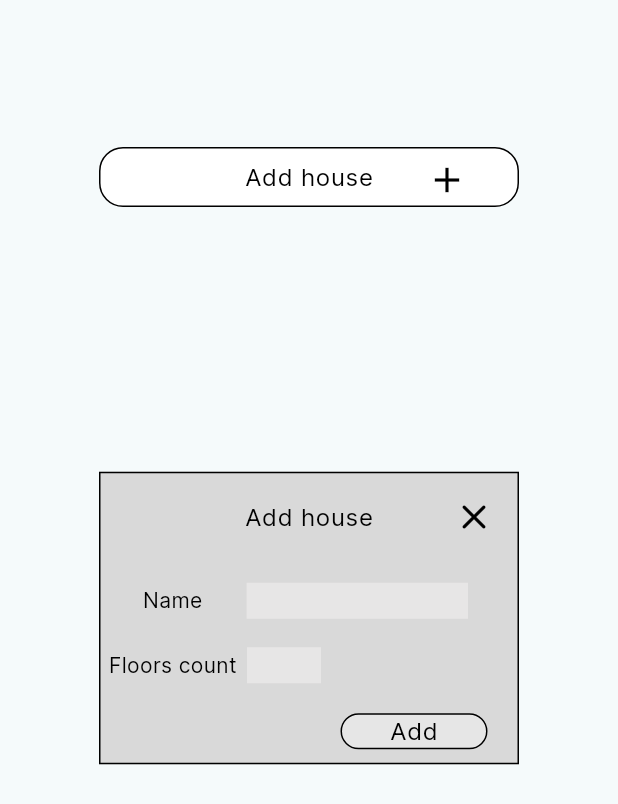
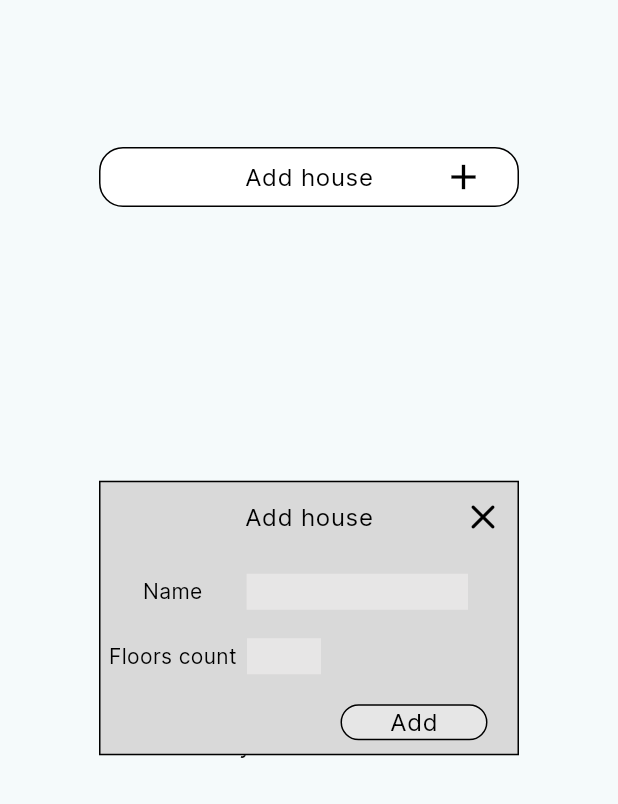
Before and after one commit to Xaiodo/Space_Scutum_Test_Task, a Flutter app: the HouseView screen opened directly, after a tap on "Add house", on a phone screen of 412 x 824 dp. Shown: the top 804 px of the screen. Run offline on Flutter 3.47's test engine with Material 3 defaults, Android fonts, the phone set to English and light mode, and no system bars; our stand-ins replace equatable, flutter_bloc, sqflite; accounts and stored records are empty.

Commit message:
Replaced with new custom widgets.

```diff
--- a/lib/src/pages/house_page/house_view.dart
+++ b/lib/src/pages/house_page/house_view.dart
@@ -3,6 +3,7 @@ import 'package:flutter_bloc/flutter_bloc.dart';
 import 'package:space_scutum_test_task/src/pages/house_page/widgets/houses_empty.dart';
 import 'package:space_scutum_test_task/src/pages/house_page/widgets/houses_error.dart';
 import 'package:space_scutum_test_task/src/pages/house_page/widgets/houses_loaded.dart';
+import 'package:space_scutum_test_task/src/widgets/custom_button.dart';
 import 'house.dart';
 import 'package:space_scutum_test_task/src/pages/house_page/widgets/house_alert_dialog.dart';
 import 'package:space_scutum_test_task/src/widgets/custom_title.dart';
@@ -27,20 +28,16 @@ class HouseView extends StatelessWidget {
           child: Column(
             crossAxisAlignment: CrossAxisAlignment.stretch,
             children: [
-              SizedBox(
+              CustomButton(
                 height: 40,
-                child: ElevatedButton(
-                  onPressed: () => _onAddHousePressed(context),
-                  style: ElevatedButton.styleFrom(
-                    backgroundColor: AppColors.white,
-                  ),
-                  child: const CustomTitle(
-                    title: AppConstants.addHouseButtonText,
-                    size: 28,
-                  ),
+                backgroundColor: AppColors.white,
+                onPressed: () => _onAddHousePressed(context),
+                child: const CustomTitle(
+                  title: AppConstants.addHouseButtonText,
+                  isAligmentEnabled: false,
+                  size: 28,
                 ),
               ),
-              const SizedBox(height: 30),
               BlocBuilder<HouseCubit, HouseState>(
                 builder: (context, state) {
                   switch (state.status) {
--- a/lib/src/pages/house_page/widgets/house_alert_dialog.dart
+++ b/lib/src/pages/house_page/widgets/house_alert_dialog.dart
@@ -34,7 +34,7 @@ class _HouseAlertDialogState extends State<HouseAlertDialog> {
           iconOnPressed: () => Navigator.of(context).pop(),
         ),
         contentPadding: const EdgeInsets.only(top: 14),
-        titlePadding: const EdgeInsets.all(6),
+        titlePadding: EdgeInsets.zero,
         actionsPadding: const EdgeInsets.only(bottom: 10, right: 21),
         elevation: 0,
         shape: const RoundedRectangleBorder(
```
Also changed, not shown: lib/src/pages/house_page/widgets/houses_loaded.dart (+3 -13 lines).
